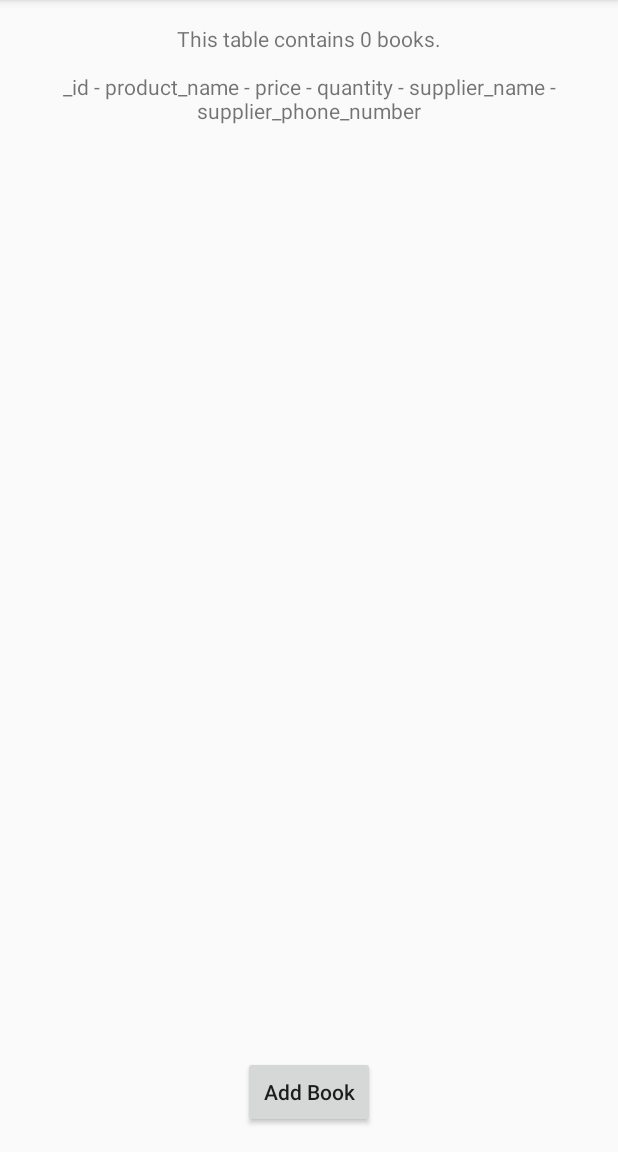
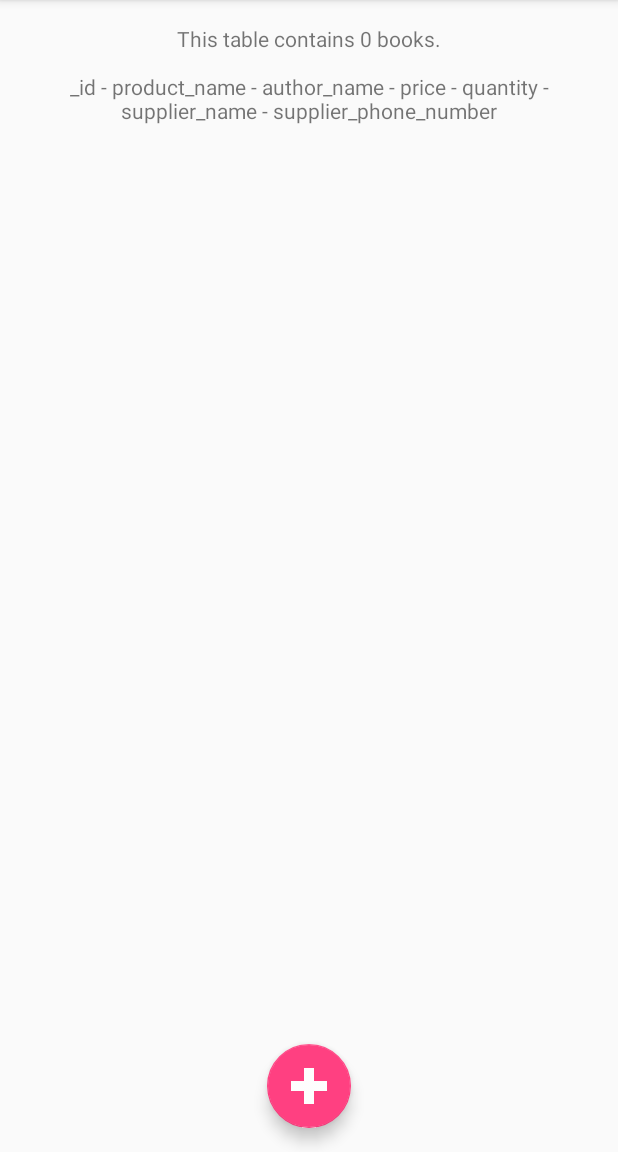
Before and after one commit to GuieMigi/InventoryApp, an Android app: the screen it shows after launch (MainActivity), on a phone screen of 412 x 824 dp, the part 84-1236 px from its top. Run offline under Robolectric (Android 15) with nearby library versions, the phone set to English and light mode, and no system bars.

Commit message:
Added "author_name" column in books table Added FloatingActionButton in MainActivity

```diff
--- a/app/build.gradle
+++ b/app/build.gradle
@@ -21,7 +21,8 @@ android {
 dependencies {
     implementation fileTree(dir: 'libs', include: ['*.jar'])
     implementation 'com.android.support:appcompat-v7:27.1.1'
-    implementation 'com.android.support.constraint:constraint-layout:1.1.0'
+    implementation 'com.android.support.constraint:constraint-layout:1.1.2'
+    implementation 'com.android.support:design:27.1.1'
     testImplementation 'junit:junit:4.12'
     androidTestImplementation 'com.android.support.test:runner:1.0.2'
     androidTestImplementation 'com.android.support.test.espresso:espresso-core:3.0.2'
--- a/app/src/main/java/com/example/android/inventoryapp/MainActivity.java
+++ b/app/src/main/java/com/example/android/inventoryapp/MainActivity.java
@@ -37,6 +37,7 @@ public class MainActivity extends AppCompatActivity {
         // Create a ContentValues object where column names are the keys and the book's attributes are the values.
         ContentValues values = new ContentValues();
         values.put(BookEntry.COLUMN_PRODUCT_NAME, "Sundiver");
+        values.put(BookEntry.COLUMN_AUTHOR_NAME, "David Brin");
         values.put(BookEntry.COLUMN_PRICE, "50");
         values.put(BookEntry.COLUMN_QUANTITY, 1);
         values.put(BookEntry.COLUMN_SUPPLIER_NAME, "Nemira");
@@ -55,6 +56,7 @@ public class MainActivity extends AppCompatActivity {
             displayTextTextView.setText("This table contains " + cursor.getCount() + " books.\n\n");
             displayTextTextView.append(BookEntry._ID + " - " +
                     BookEntry.COLUMN_PRODUCT_NAME + " - " +
+                    BookEntry.COLUMN_AUTHOR_NAME + " - " +
                     BookEntry.COLUMN_PRICE + " - " +
                     BookEntry.COLUMN_QUANTITY + " - " +
                     BookEntry.COLUMN_SUPPLIER_NAME + " - " +
@@ -63,6 +65,7 @@ public class MainActivity extends AppCompatActivity {
             // Get the index for each column
             int IdColumnIndex = cursor.getColumnIndex(BookEntry._ID);
             int productNameIndex = cursor.getColumnIndex(BookEntry.COLUMN_PRODUCT_NAME);
+            int authorNameIndex = cursor.getColumnIndex(BookEntry.COLUMN_AUTHOR_NAME);
             int priceIndex = cursor.getColumnIndex(BookEntry.COLUMN_PRICE);
             int quantityIndex = cursor.getColumnIndex(BookEntry.COLUMN_QUANTITY);
             int supplierNameIndex = cursor.getColumnIndex(BookEntry.COLUMN_SUPPLIER_NAME);
@@ -73,6 +76,7 @@ public class MainActivity extends AppCompatActivity {
                 // Use the index to extract the String or Int value at the current row the cursor is on.
                 int currentId = cursor.getInt(IdColumnIndex);
                 String currentProductName = cursor.getString(productNameIndex);
+                String currentAuthorName = cursor.getString(authorNameIndex);
                 int currentPrice = cursor.getInt(priceIndex);
                 int currentQuantity = cursor.getInt(quantityIndex);
                 String currentSupplierName = cursor.getString(supplierNameIndex);
@@ -81,6 +85,7 @@ public class MainActivity extends AppCompatActivity {
                 // Display the values from each column of the current row in the TextView
                 displayTextTextView.append("\n" + currentId + " - " +
                         currentProductName + " - " +
+                        currentAuthorName + " - " +
                         currentPrice + " - " +
                         currentQuantity + " - " +
                         currentSupplierName + " - " +
@@ -98,6 +103,7 @@ public class MainActivity extends AppCompatActivity {
         String[] projection = {
                 BookEntry._ID,
                 BookEntry.COLUMN_PRODUCT_NAME,
+                BookEntry.COLUMN_AUTHOR_NAME,
                 BookEntry.COLUMN_PRICE,
                 BookEntry.COLUMN_QUANTITY,
                 BookEntry.COLUMN_SUPPLIER_NAME,
--- a/app/src/main/java/com/example/android/inventoryapp/data/BookContract.java
+++ b/app/src/main/java/com/example/android/inventoryapp/data/BookContract.java
@@ -12,6 +12,8 @@ public class BookContract {
         public static final String _ID = BaseColumns._ID;
         // The product_name column.
         public static final String COLUMN_PRODUCT_NAME = "product_name";
+        // The author_name column.
+        public static final String COLUMN_AUTHOR_NAME = "author_name";
         // The price column.
         public static final String COLUMN_PRICE = "price";
         // The quantity column.
--- a/app/src/main/java/com/example/android/inventoryapp/data/BookDbHelper.java
+++ b/app/src/main/java/com/example/android/inventoryapp/data/BookDbHelper.java
@@ -14,7 +14,8 @@ public class BookDbHelper extends SQLiteOpenHelper {
     public static final String SQL_CREATE_BOOKS_TABLE = "CREATE TABLE " + BookEntry.TABLE_NAME + " (" +
             BookEntry._ID + " INTEGER PRIMARY KEY AUTOINCREMENT, " +
             BookEntry.COLUMN_PRODUCT_NAME + " TEXT NOT NULL, " +
-            BookEntry.COLUMN_PRICE + " INTEGER NOT NULL, " +
+            BookEntry.COLUMN_AUTHOR_NAME + " TEXT NOT NULL, " +
+            BookEntry.COLUMN_PRICE + " INTEGER NOT NULL DEFAULT 0, " +
             BookEntry.COLUMN_QUANTITY + " INTEGER NOT NULL DEFAULT 0, " +
             BookEntry.COLUMN_SUPPLIER_NAME + " TEXT NOT NULL, " +
             BookEntry.COLUMN_SUPPLIER_PHONE_NUMBER + " TEXT " + ");";
--- a/app/src/main/res/layout/activity_main.xml
+++ b/app/src/main/res/layout/activity_main.xml
@@ -10,7 +10,7 @@
         android:id="@+id/scroll_view"
         android:layout_width="match_parent"
         android:layout_height="match_parent"
-        android:layout_above="@id/button"
+        android:layout_above="@id/floating_action_button"
         android:layout_marginTop="16dp">
 
         <TextView
@@ -22,15 +22,14 @@
 
     </ScrollView>
 
-    <Button
+    <android.support.design.widget.FloatingActionButton
         android:layout_width="wrap_content"
         android:layout_height="wrap_content"
-        android:id="@+id/button"
+        android:id="@+id/floating_action_button"
         android:layout_alignParentBottom="true"
         android:layout_centerHorizontal="true"
         android:layout_marginBottom="16dp"
         android:onClick="insertBook"
-        android:text="Add Book"
-        android:textAllCaps="false" />
+        android:src="@drawable/add_product_image" />
 
 </RelativeLayout>
```
Also changed, not shown: app/src/main/res/drawable-hdpi/add_product_image.png (added), app/src/main/res/drawable-ldpi/add_product_image.png (added), app/src/main/res/drawable-mdpi/add_product_image.png (added), app/src/main/res/drawable-xhdpi/add_product_image.png (added), app/src/main/res/drawable-xxhdpi/add_product_image.png (added), app/src/main/res/drawable-xxxhdpi/add_product_image.png (added).
